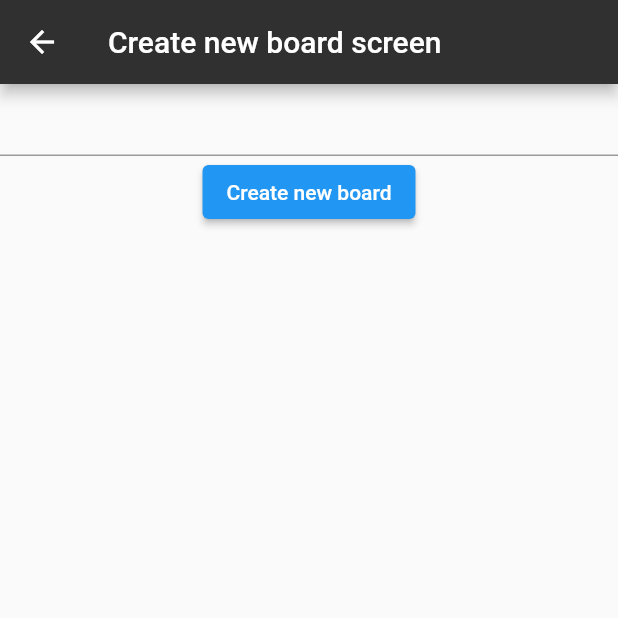
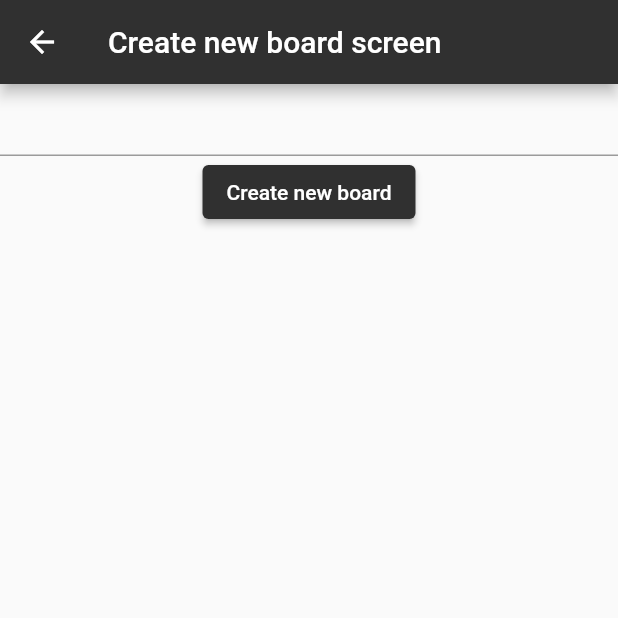
Before and after one commit to MagiX7/project_administrator, a Flutter app: the screen it shows after launch, after a tap on the "add" icon, on a phone screen of 412 x 824 dp, the top half of it. Run offline on Flutter 3.47's test engine with Material 2 defaults, Android fonts, the phone set to English and light mode, and no system bars; our stand-ins replace cloud_firestore, firebase_core; missing offline and left inert: cloud_firestore_web, firebase_core_web; accounts and stored records are empty.

Commit message:
Fix not assigning pagecontroller to pageview
Co-Authored-By: Lucas Pérez <lucaspg14@gmail.com>
Co-Authored-By: Oriol Bernal Martinez <youtfrost@gmail.com>

```diff
--- a/lib/main.dart
+++ b/lib/main.dart
@@ -14,6 +14,12 @@ class MyApp extends StatelessWidget {
   @override
   Widget build(BuildContext context) {
     return MaterialApp(
+      theme: ThemeData(
+        colorScheme: ColorScheme.fromSwatch().copyWith(
+          primary: Colors.grey[850],
+          secondary: Colors.black38,
+        ),
+      ),
       debugShowCheckedModeBanner: false,
       home: MainScreen(),
     );
--- a/lib/screens/board_screen.dart
+++ b/lib/screens/board_screen.dart
@@ -69,7 +69,7 @@ class _BoardScreenState extends State<BoardScreen> {
     return Scaffold(
       backgroundColor: Colors.transparent,
       appBar: AppBar(
-        backgroundColor: Colors.grey[850],
+        //backgroundColor: Colors.grey[850],
         title: Text(widget.name),
         actions: [
           PopupMenuButton<MenuItem>(
@@ -99,6 +99,7 @@ class _BoardScreenState extends State<BoardScreen> {
             ),
           ),
           child: PageView(
+            controller: pageController,
             children: [for (int i = 0; i < columns.length; ++i) columns[i]],
           )),
     );
--- a/lib/screens/create_board_screen.dart
+++ b/lib/screens/create_board_screen.dart
@@ -29,7 +29,7 @@ class _CreateBoardScreenState extends State<CreateBoardScreen> {
   Widget build(BuildContext context) {
     return Scaffold(
       appBar: AppBar(
-        backgroundColor: Colors.grey[850],
+        //backgroundColor: Colors.grey[850],
         title: const Text("Create new board screen"),
       ),
       body: Column(
--- a/lib/screens/create_column_screen.dart
+++ b/lib/screens/create_column_screen.dart
@@ -31,7 +31,7 @@ class _CreateColumnScreenState extends State<CreateColumnScreen> {
   Widget build(BuildContext context) {
     return Scaffold(
       appBar: AppBar(
-        backgroundColor: Colors.grey[850],
+        //backgroundColor: Colors.grey[850],
         title: const Text("Create new column"),
       ),
       body: Column(
--- a/lib/screens/create_task_screen.dart
+++ b/lib/screens/create_task_screen.dart
@@ -34,7 +34,7 @@ class _CreateTaskScreenState extends State<CreateTaskScreen> {
     return Scaffold(
       appBar: AppBar(
         title: const Text("Add Task"),
-        backgroundColor: Colors.grey[850],
+        //backgroundColor: Colors.grey[850],
       ),
       body: Column(
         children: [
--- a/lib/screens/main_screen.dart
+++ b/lib/screens/main_screen.dart
@@ -44,7 +44,6 @@ class _MainScreenState extends State<MainScreen> {
   Widget build(BuildContext context) {
     return Scaffold(
       appBar: AppBar(
-        backgroundColor: Colors.grey[850],
         title: const Text("Ragebab"),
         actions: [
           IconButton(
```
